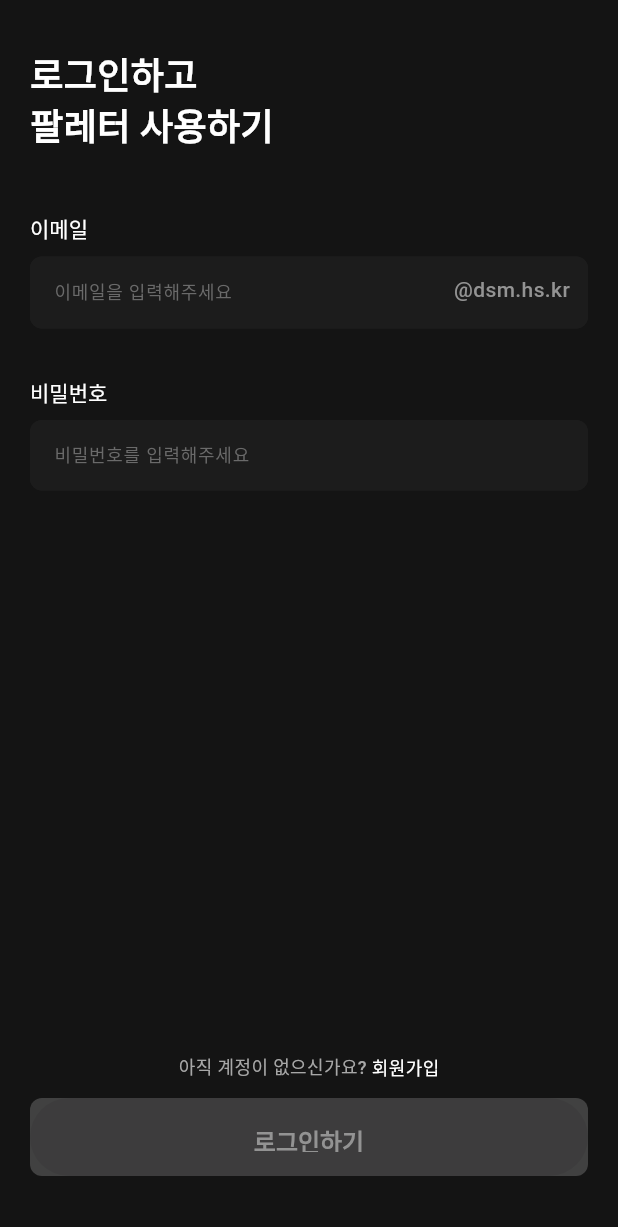
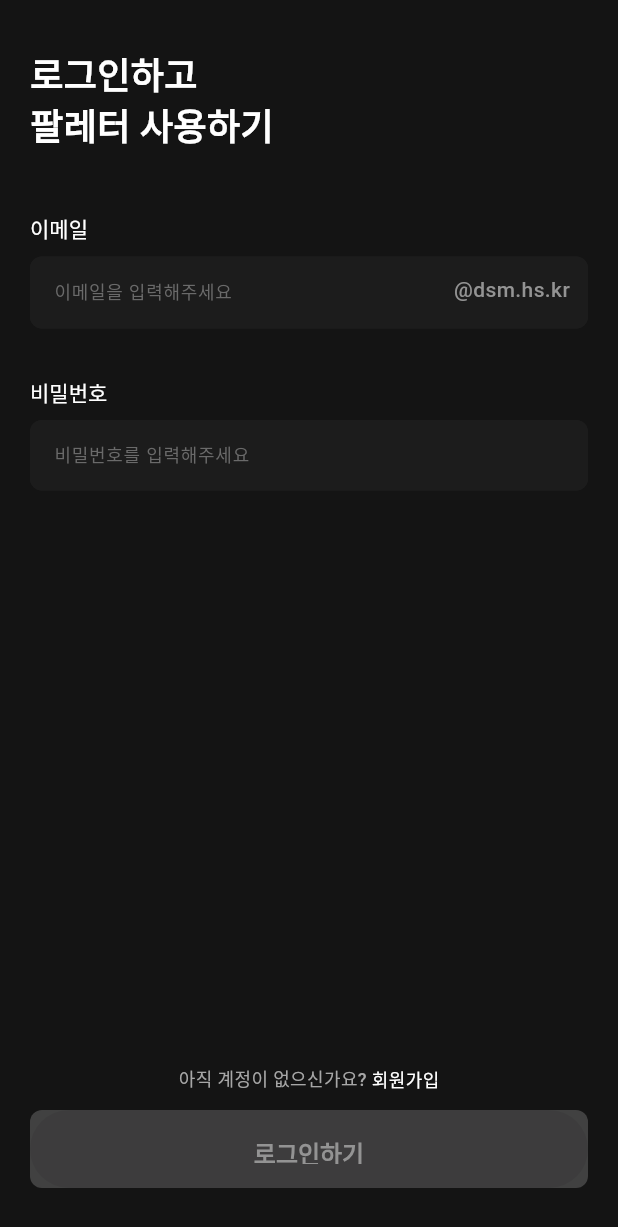
Before and after one commit to FABLOFABLO/Falletter-Mobile, a Flutter app: the screen it shows after launch, after a tap on "로그인하기", on a phone screen of 412 x 824 dp. Shown: the top 1227 px of the screen. Run offline on Flutter 3.47's test engine with Material 3 defaults, Android fonts, the phone set to English and light mode, and no system bars; our stand-ins replace flutter_riverpod, flutter_svg, lottie, material_symbols_icons; Roboto replaces fonts that are missing (WantedSans).

Commit message:
padding 구조 개선 및 아이콘 처리 가독성 향상

```diff
--- a/lib/presentation/login_page/view/login_page.dart
+++ b/lib/presentation/login_page/view/login_page.dart
@@ -1,10 +1,10 @@
+import 'package:flutter/material.dart';
 import 'package:falletter/core/components/button/elevated_button.dart';
 import 'package:falletter/core/components/icon/field_icon.dart';
 import 'package:falletter/core/components/text_form_field/text_form_field.dart';
 import 'package:falletter/core/constants/color.dart';
 import 'package:falletter/core/constants/text_style.dart';
 import 'package:falletter/presentation/sign_up_page/view/gender_page.dart';
-import 'package:flutter/material.dart';
 
 class LoginPage extends StatefulWidget {
   const LoginPage({super.key});
@@ -62,21 +62,32 @@ class _LoginPageState extends State<LoginPage> {
 
   @override
   Widget build(BuildContext context) {
+    Widget? suffixIcon;
+    if (_pwController.text.isNotEmpty) {
+      if (_obscureText) {
+        suffixIcon = FieldIcons.hidePwIcon(
+          onPressed: () => setState(() => _obscureText = false),
+        );
+      } else {
+        suffixIcon = FieldIcons.showPwIcon(
+          onPressed: () => setState(() => _obscureText = true),
+        );
+      }
+    }
+
     return Scaffold(
       body: SafeArea(
-        child: Column(
-          children: [
-            Expanded(
-              child: SingleChildScrollView(
-                child: Padding(
-                  padding: const EdgeInsets.symmetric(
-                    horizontal: 20,
-                    vertical: 32,
-                  ),
+        child: Padding(
+          padding: const EdgeInsets.symmetric(horizontal: 20, vertical: 32),
+          child: Column(
+            children: [
+              Expanded(
+                child: SingleChildScrollView(
                   child: Column(
                     crossAxisAlignment: CrossAxisAlignment.start,
                     children: [
-                      Text('로그인하고\n팔레터 사용하기', style: FalletterTextStyle.title2),
+                      Text('로그인하고\n팔레터 사용하기',
+                          style: FalletterTextStyle.title2),
                       const SizedBox(height: 40),
                       CustomTextFormField(
                         controller: _emailController,
@@ -102,30 +113,14 @@ class _LoginPageState extends State<LoginPage> {
                           hintStyle: FalletterTextStyle.placeholder.copyWith(
                             color: FalletterColor.gray700,
                           ),
-                          suffixIcon:
-                          _pwController.text.isNotEmpty
-                              ? (_obscureText
-                              ? FieldIcons.hidePwIcon(
-                            onPressed: () {
-                              setState(() => _obscureText = false);
-                            },
-                          )
-                              : FieldIcons.showPwIcon(
-                            onPressed: () {
-                              setState(() => _obscureText = true);
-                            },
-                          ))
-                              : null,
+                          suffixIcon: suffixIcon,
                         ),
                       ),
                     ],
                   ),
                 ),
               ),
-            ),
-            Padding(
-              padding: const EdgeInsets.symmetric(horizontal: 20, vertical: 40),
-              child: Column(
+              Column(
                 children: [
                   Padding(
                     padding: const EdgeInsets.only(bottom: 12),
@@ -147,7 +142,8 @@ class _LoginPageState extends State<LoginPage> {
                               ),
                             );
                           },
-                          child: Text('회원가입', style: FalletterTextStyle.body3),
+                          child: Text('회원가입',
+                              style: FalletterTextStyle.body3),
                         ),
                       ],
                     ),
@@ -159,8 +155,8 @@ class _LoginPageState extends State<LoginPage> {
                   ),
                 ],
               ),
-            ),
-          ],
+            ],
+          ),
         ),
       ),
     );
```
